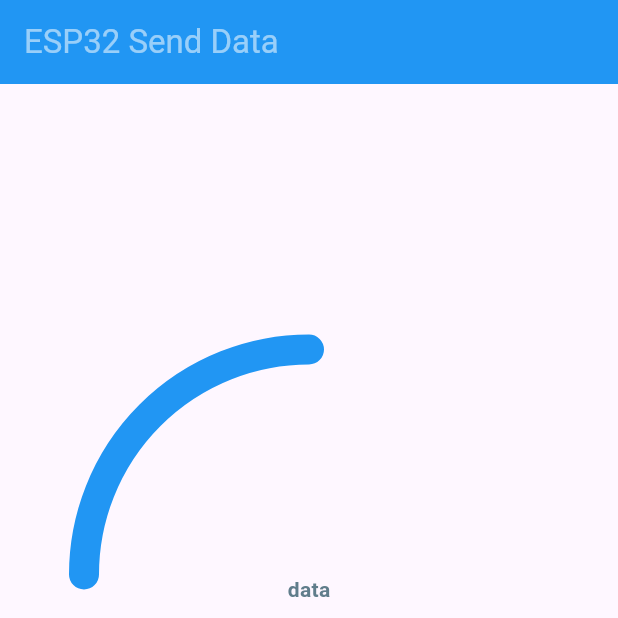
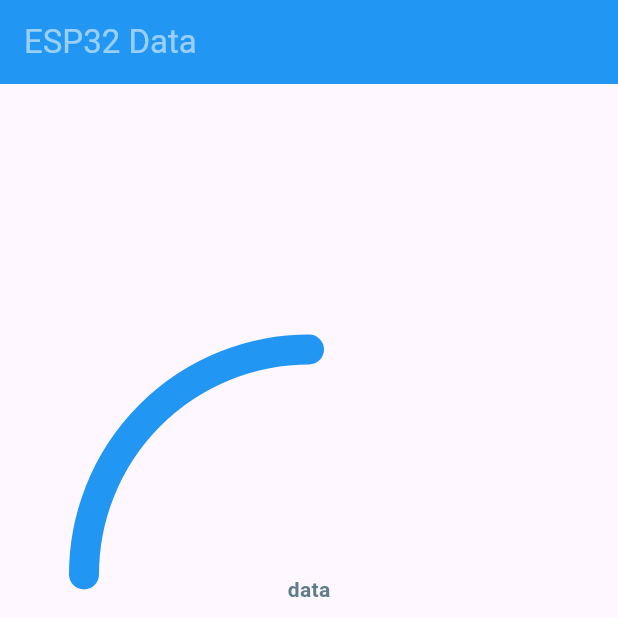
Before and after one commit to saeedworkemail2020-afk/for_connection, a Flutter app: the screen it shows after launch, on a phone screen of 412 x 824 dp, the top half of it. Run offline on Flutter 3.47's test engine with Material 3 defaults, Android fonts, the phone set to English and light mode, and no system bars; our stand-ins replace get.

Commit message:
Edit(home vire): delet text

```diff
--- a/lib/Featuers/Home/home_view.dart
+++ b/lib/Featuers/Home/home_view.dart
@@ -6,7 +6,7 @@ class HomeView extends StatelessWidget {
 
   @override
   Widget build(BuildContext context) {
-    return MaterialApp(title: 'ESP32 Data', home: const SendDataPage());
+    return MaterialApp(home: const SendDataPage());
   }
 }
 
@@ -21,7 +21,7 @@ class SendDataPage extends StatelessWidget {
     return Scaffold(
       key: model.homeScaffoldKey,
       appBar: AppBar(
-        title: const Text('ESP32 Send Data'),
+        title: const Text('ESP32 Data'),
         backgroundColor: Colors.blue,
         foregroundColor: Colors.white54,
       ),
```
